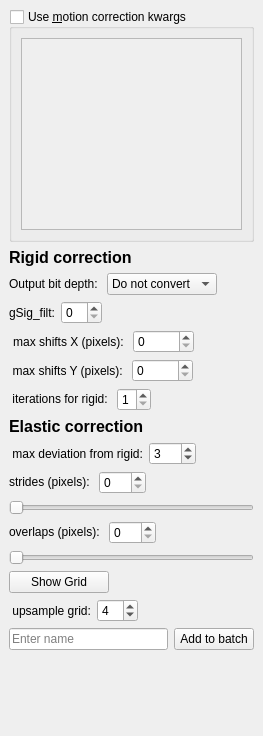
Before: the Qt Designer form mesmerize/viewer/modules/ui_files/caiman_motion_correction.ui in kushalkolar/MESmerize, drawn with Qt 5.
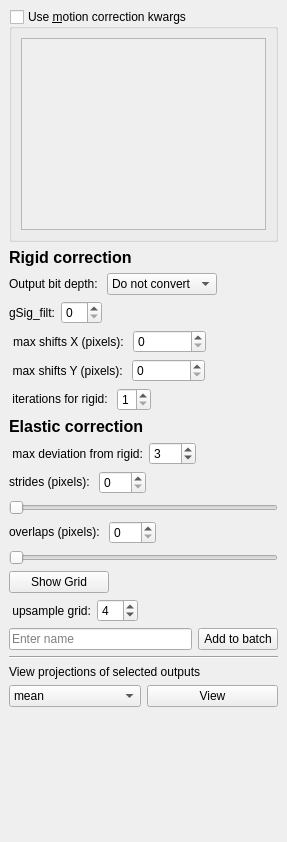
After: the same form once the commit is applied.

Commit message: ui templates for mot corr modified

Diff of the .ui file:
```diff
--- a/mesmerize/viewer/modules/ui_files/caiman_motion_correction.ui
+++ b/mesmerize/viewer/modules/ui_files/caiman_motion_correction.ui
@@ -6,8 +6,8 @@
    <rect>
     <x>0</x>
     <y>0</y>
-    <width>263</width>
-    <height>736</height>
+    <width>287</width>
+    <height>842</height>
    </rect>
   </property>
   <property name="floating">
@@ -525,6 +525,59 @@
       </item>
      </layout>
     </item>
+    <item>
+     <widget class="Line" name="line">
+      <property name="orientation">
+       <enum>Qt::Horizontal</enum>
+      </property>
+     </widget>
+    </item>
+    <item>
+     <widget class="QLabel" name="label_2">
+      <property name="toolTip">
+       <string>View Mean, Max or Std projections of the outputs from selected batch items</string>
+      </property>
+      <property name="text">
+       <string>View projections of selected outputs</string>
+      </property>
+     </widget>
+    </item>
+    <item>
+     <layout class="QHBoxLayout" name="horizontalLayout_2">
+      <item>
+       <widget class="QComboBox" name="comboBoxProjectionsOption">
+        <property name="toolTip">
+         <string>View Mean, Max or Std projections of the outputs from selected batch items</string>
+        </property>
+        <item>
+         <property name="text">
+          <string>mean</string>
+         </property>
+        </item>
+        <item>
+         <property name="text">
+          <string>max</string>
+         </property>
+        </item>
+        <item>
+         <property name="text">
+          <string>std</string>
+         </property>
+        </item>
+       </widget>
+      </item>
+      <item>
+       <widget class="QPushButton" name="pushButtonViewProjections">
+        <property name="toolTip">
+         <string>View Mean, Max or Std projections of the outputs from selected batch items</string>
+        </property>
+        <property name="text">
+         <string>View</string>
+        </property>
+       </widget>
+      </item>
+     </layout>
+    </item>
     <item>
      <spacer name="verticalSpacer">
       <property name="orientation">
```
The commit also changes 2 other files.
